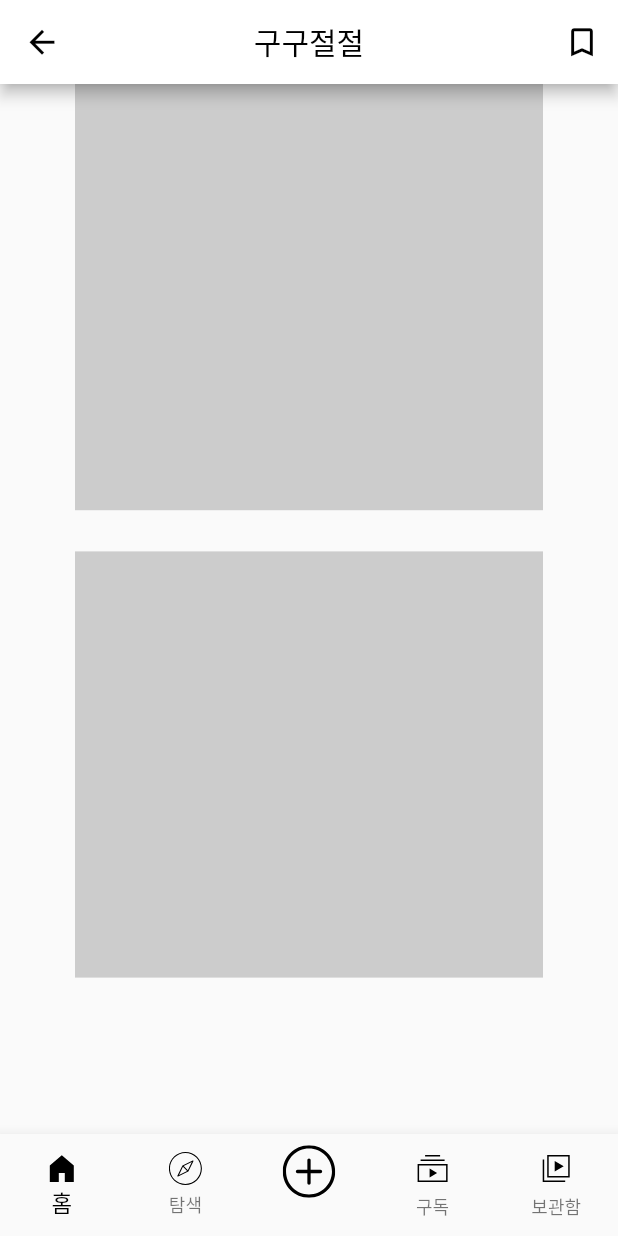
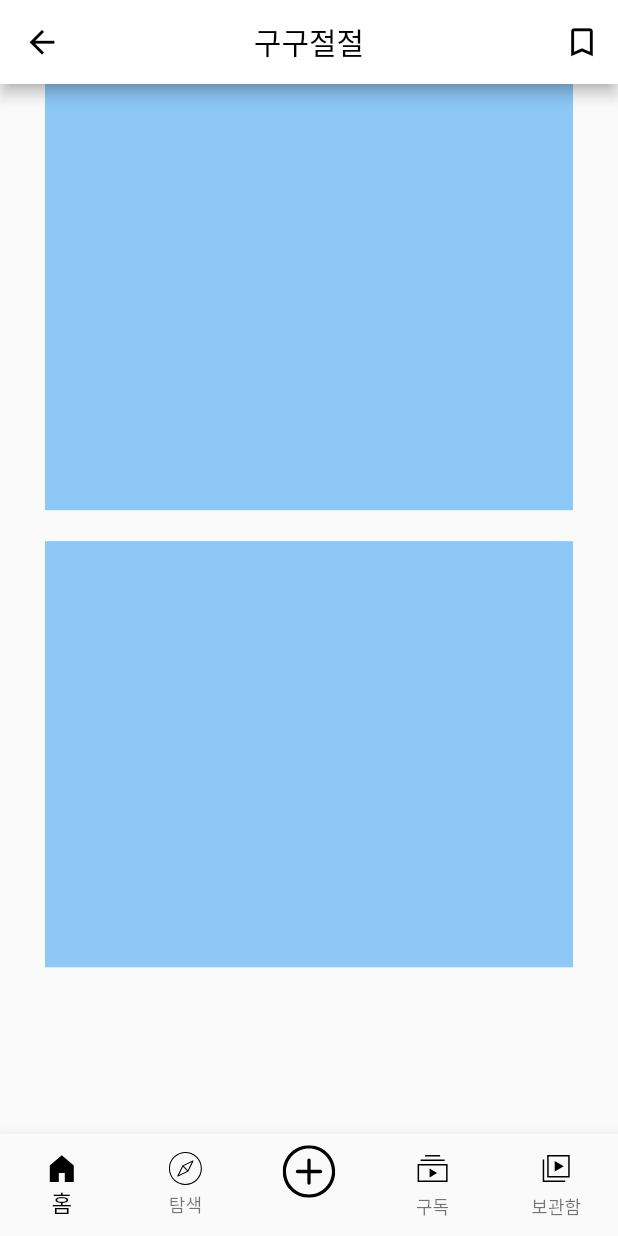
Before and after one commit to SeungAhSon/mirinae_gugu, a Flutter app: the screen it shows after launch, on a phone screen of 412 x 824 dp. Run offline on Flutter 3.47's test engine with Material 2 defaults, Android fonts, the phone set to English and light mode, and no system bars; our stand-ins replace firebase_auth, firebase_core, flutter_svg, get, google_sign_in, shared_preferences and 2 more; accounts and stored records are empty.

Commit message:
이지현은 이걸로 받아라

```diff
--- a/lib/main.dart
+++ b/lib/main.dart
@@ -27,7 +27,7 @@ class MyApp extends StatelessWidget{
       initialBinding: InitBinding(),
       initialRoute: "/",
       getPages: [
-        GetPage(name: '/', page: ()=>App())
+        GetPage(name: '/', page: ()=>App()),
       ],
     );
   }
--- a/lib/video/src/components/Video_widget.dart
+++ b/lib/video/src/components/Video_widget.dart
@@ -20,7 +20,7 @@ class VideoWidget extends StatelessWidget{
     return Container(
       child: Row(children: [
         SizedBox(
-          height: MediaQuery.of(context).size.height/30,
+          height: MediaQuery.of(context).size.height/40,
         ),
 
       ],
--- a/lib/video/src/pages/home.dart
+++ b/lib/video/src/pages/home.dart
@@ -1,6 +1,7 @@
 import 'package:flutter/cupertino.dart';
 import 'package:flutter/material.dart';
 import 'package:flutter/painting.dart';
+import 'package:get/get.dart';
 import 'package:mirinae_gugu/video/src/app.dart';
 import 'package:mirinae_gugu/video/src/components/Video_appbar.dart';
 import 'package:mirinae_gugu/video/src/components/Video_widget.dart';
@@ -44,18 +45,32 @@ class Home extends StatelessWidget{
             ),
           ],
         ),
-          body: ListView.builder(
-            padding: const EdgeInsets.only(left: 50,right: 50,),
-            itemCount:2,
-            itemBuilder: (BuildContext context, int index) {
-              return GestureDetector(
-              onTap: (){
 
-              },
-                child: VideoWidget(),
-              );
-            },
+          body: Column(
+            children: [
+              Padding(
+                padding: EdgeInsets.only(left: 30,right: 30,),
+                child: Container(
+
+                height: MediaQuery.of(context).size.height/2.9,
+                color: Colors.blue.withOpacity(0.5),
               ),
+            ),
+
+              SizedBox(
+                height: MediaQuery.of(context).size.height/40,
+              ),
+
+              Padding(
+                padding: EdgeInsets.only(left: 30,right: 30,),
+                child: Container(
+
+                height: MediaQuery.of(context).size.height/2.9,
+                color: Colors.blue.withOpacity(0.5),
+              ),
+              ),
+            ],
+          )
 
 
 
```
